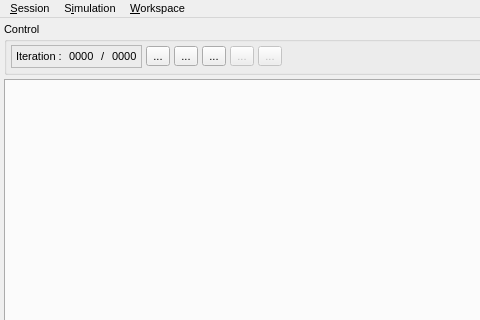
Old version of the form src/gui/gui.ui in the repository disorderedmaterials/dissolve; both pictures show x 0 to 480 and y 0 to 320 of the 1052 by 944 pixel window.
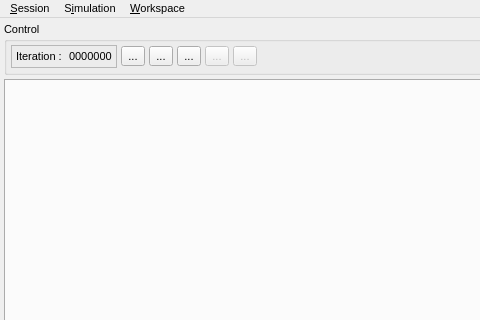
New version of the form. Icons and pictures are not drawn.

Commit message: Removed DUQ::maxIterations_ and (defunct) allIntra_ members, and modified CLI options and main loop to be more flexible and enforce running a specific number of iterations.

Patch:
```diff
--- a/src/gui/gui.ui
+++ b/src/gui/gui.ui
@@ -76,7 +76,7 @@
          <property name="frameShadow">
           <enum>QFrame::Sunken</enum>
          </property>
-         <layout class="QHBoxLayout" name="horizontalLayout" stretch="0,0,0,0">
+         <layout class="QHBoxLayout" name="horizontalLayout" stretch="0,0">
           <property name="spacing">
            <number>4</number>
           </property>
@@ -108,27 +108,7 @@
           <item>
            <widget class="QLabel" name="IterationNumberLabel">
             <property name="text">
-             <string>0000</string>
-            </property>
-           </widget>
-          </item>
-          <item>
-           <widget class="QLabel" name="label_2">
-            <property name="sizePolicy">
-             <sizepolicy hsizetype="Minimum" vsizetype="Preferred">
-              <horstretch>0</horstretch>
-              <verstretch>0</verstretch>
-             </sizepolicy>
-            </property>
-            <property name="text">
-             <string> / </string>
-            </property>
-           </widget>
-          </item>
-          <item>
-           <widget class="QLabel" name="IterationLimitLabel">
-            <property name="text">
-             <string>0000</string>
+             <string>0000000</string>
             </property>
            </widget>
           </item>
```
Left out of the diff: 2 changed lines with no effect on the pictures. The commit also changes 9 other files.
